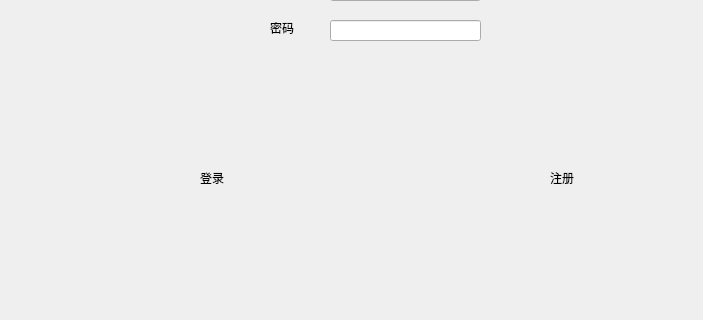
Before: the Qt Designer form loginView/loginView.ui in painye/GUI_ex1, drawn with Qt 5; both pictures show x 0 to 703 and y 280 to 600 of the 800 by 600 pixel window.
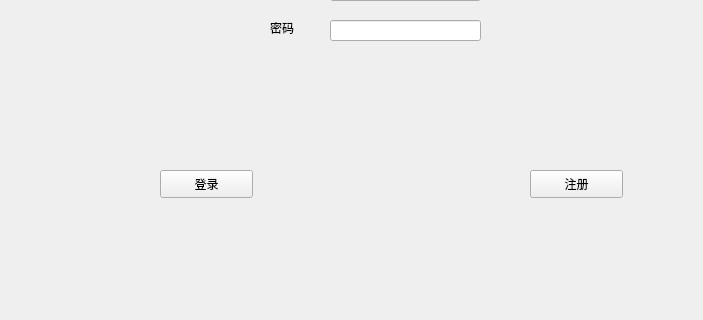
After: the same form once the commit is applied.

Commit message: 初步写好了一个带用户登录注册的人脸考情的UI

```diff
--- a/loginView/loginView.ui
+++ b/loginView/loginView.ui
@@ -60,32 +60,6 @@
      </rect>
     </property>
    </widget>
-   <widget class="QLabel" name="label_3">
-    <property name="geometry">
-     <rect>
-      <x>200</x>
-      <y>450</y>
-      <width>72</width>
-      <height>15</height>
-     </rect>
-    </property>
-    <property name="text">
-     <string>登录</string>
-    </property>
-   </widget>
-   <widget class="QLabel" name="label_4">
-    <property name="geometry">
-     <rect>
-      <x>550</x>
-      <y>450</y>
-      <width>72</width>
-      <height>15</height>
-     </rect>
-    </property>
-    <property name="text">
-     <string>注册</string>
-    </property>
-   </widget>
    <widget class="QLabel" name="label_5">
     <property name="geometry">
      <rect>
@@ -117,6 +91,32 @@
      <string>---作者：尹攀</string>
     </property>
    </widget>
+   <widget class="QPushButton" name="pushButton_login">
+    <property name="geometry">
+     <rect>
+      <x>160</x>
+      <y>450</y>
+      <width>93</width>
+      <height>28</height>
+     </rect>
+    </property>
+    <property name="text">
+     <string>登录</string>
+    </property>
+   </widget>
+   <widget class="QPushButton" name="pushButton_rejister">
+    <property name="geometry">
+     <rect>
+      <x>530</x>
+      <y>450</y>
+      <width>93</width>
+      <height>28</height>
+     </rect>
+    </property>
+    <property name="text">
+     <string>注册</string>
+    </property>
+   </widget>
   </widget>
   <widget class="QMenuBar" name="menubar">
    <property name="geometry">
```
Left out of the diff: 4 changed lines with no effect on the pictures. The commit also changes 5 other files.
